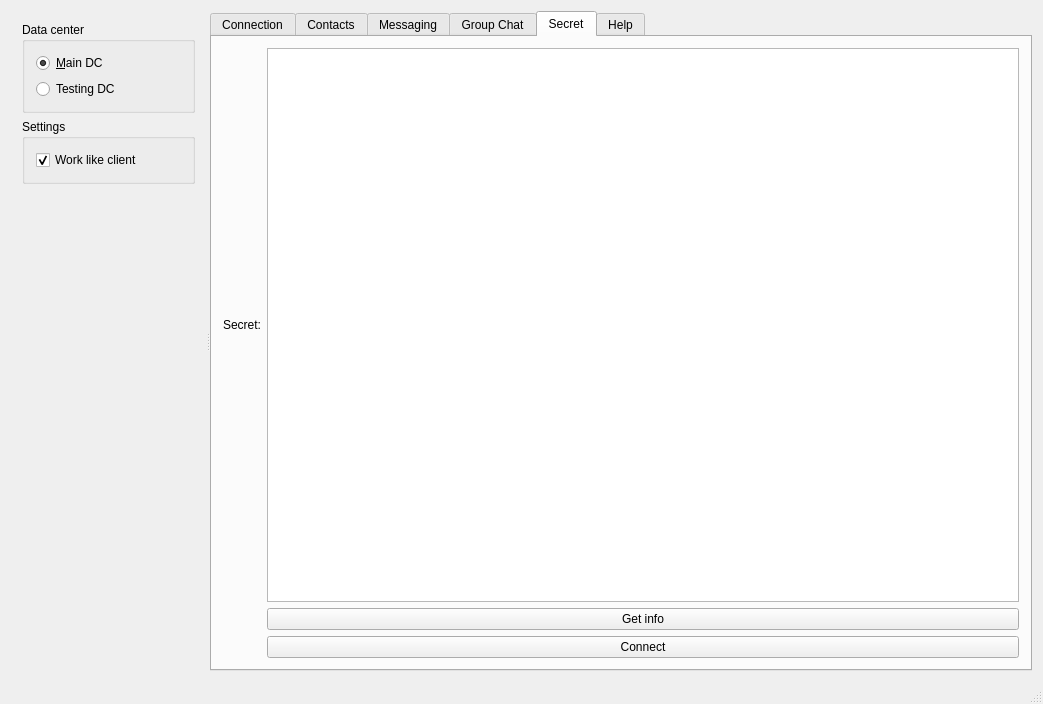
Before: the Qt Designer form testApp/MainWindow.ui in Kaffeine/telegram-qt, drawn with Qt 5.
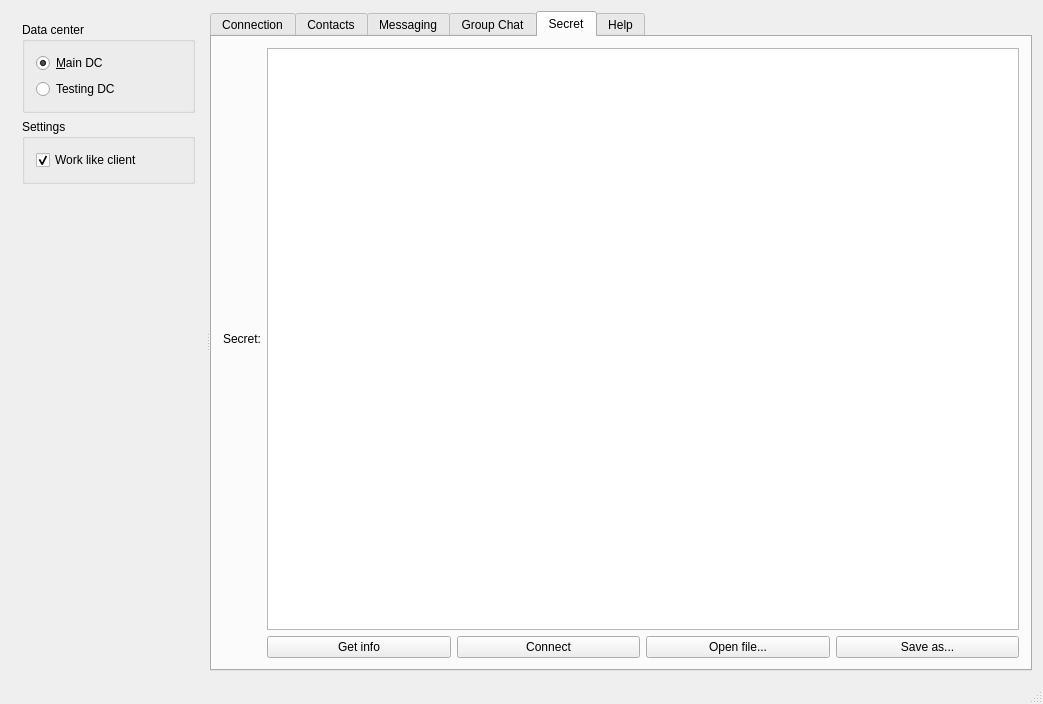
After: the same form once the commit is applied. The open tabs and pages were chosen to show the change.

What changed in the file:
```diff
--- a/testApp/MainWindow.ui
+++ b/testApp/MainWindow.ui
@@ -472,20 +472,38 @@
          <string>Secret</string>
         </attribute>
         <layout class="QGridLayout" name="gridLayout_2">
-         <item row="0" column="1">
-          <widget class="QPlainTextEdit" name="secretInfo">
-           <property name="plainText">
-            <string/>
-           </property>
-          </widget>
-         </item>
-         <item row="1" column="1">
+         <item row="2" column="1">
+          <layout class="QHBoxLayout" name="horizontalLayout_4">
+           <item>
           <widget class="QPushButton" name="getSecretInfo">
            <property name="text">
             <string>Get info</string>
            </property>
           </widget>
          </item>
+           <item>
+            <widget class="QPushButton" name="secondConnectButton">
+             <property name="text">
+              <string>Connect</string>
+             </property>
+            </widget>
+           </item>
+           <item>
+            <widget class="QPushButton" name="secretOpenFile">
+             <property name="text">
+              <string>Open file...</string>
+             </property>
+            </widget>
+           </item>
+           <item>
+            <widget class="QPushButton" name="secretSaveAs">
+             <property name="text">
+              <string>Save as...</string>
+             </property>
+            </widget>
+           </item>
+          </layout>
+         </item>
          <item row="0" column="0">
           <widget class="QLabel" name="label_6">
            <property name="text">
@@ -493,10 +511,10 @@
            </property>
           </widget>
          </item>
-         <item row="2" column="1">
-          <widget class="QPushButton" name="secondConnectButton">
-           <property name="text">
-            <string>Connect</string>
+         <item row="0" column="1">
+          <widget class="QPlainTextEdit" name="secretInfo">
+           <property name="plainText">
+            <string/>
            </property>
           </widget>
          </item>
```
Lines whose indentation alone changed are shown as unchanged.
